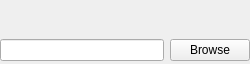
Before: the Qt Designer form lib/forms/TPathLineBrowse.ui in Tarsnap/tarsnap-gui, drawn with Qt 5.
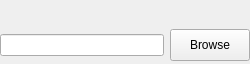
After: the same form once the commit is applied. Custom widgets are drawn as their Qt base class.

Commit message:
TPath*Browse: set QPushButton minimum height to 32
The Qt docs state:
    Note: On macOS when a push button's width becomes smaller than 50 or
    its height becomes smaller than 30, the button's corners are changed
    from round to square.
    https://doc.qt.io/qt-5/qpushbutton.html

On macOS 13.6 with Qt 5.15.10, this occurs whenever the height is less
than 32.

(This change will likely be applied to other uses of QPushButton, but
that's outside of the scope of this particular commit.)

Diff of the .ui file:
```diff
--- a/lib/forms/TPathLineBrowse.ui
+++ b/lib/forms/TPathLineBrowse.ui
@@ -82,6 +82,12 @@
      </item>
      <item>
       <widget class="QPushButton" name="button">
+       <property name="minimumSize">
+        <size>
+         <width>0</width>
+         <height>32</height>
+        </size>
+       </property>
        <property name="text">
         <string>Browse</string>
        </property>
```
The commit also changes 1 other file.
